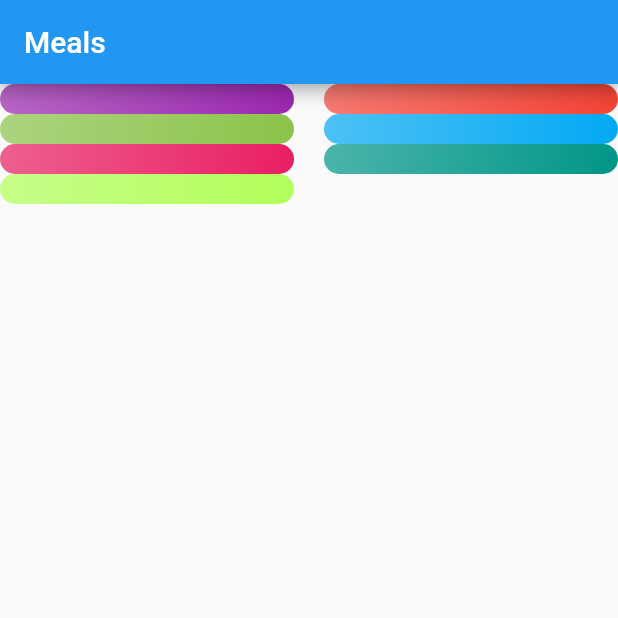
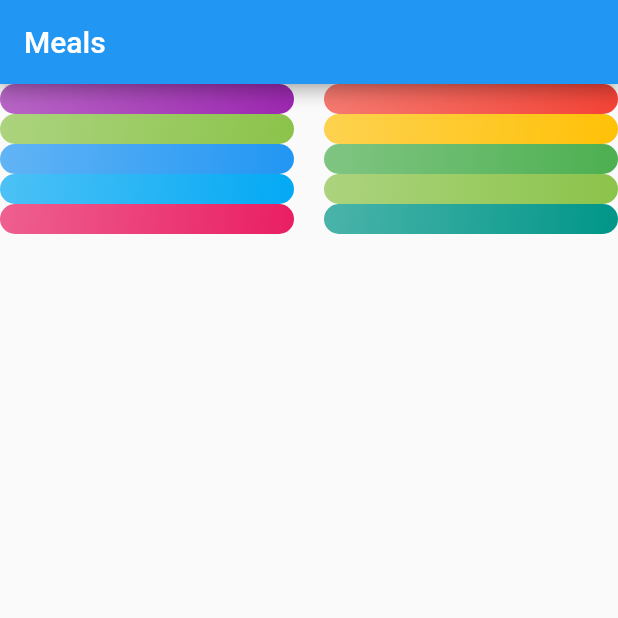
Before and after one commit to raman04-byte/meals, a Flutter app: the screen it shows after launch, on a phone screen of 412 x 824 dp, the top half of it. Run offline on Flutter 3.47's test engine with Material 2 defaults, Android fonts, the phone set to English and light mode, and no system bars.

Commit message:
Modification in the files

```diff
--- a/lib/categories_screen.dart
+++ b/lib/categories_screen.dart
@@ -1,15 +1,10 @@
 import 'package:flutter/material.dart';
-import 'package:meals/dummy.dart';
-import 'category_item.dart';
+import 'package:meals/dummy_data.dart';
+import './category_item.dart';
 
-class CategoriesScreen extends StatefulWidget {
+class CategoriesScreen extends StatelessWidget {
   const CategoriesScreen({super.key});
 
-  @override
-  State<CategoriesScreen> createState() => _CategoriesScreenState();
-}
-
-class _CategoriesScreenState extends State<CategoriesScreen> {
   @override
   Widget build(BuildContext context) {
     return Scaffold(
@@ -21,7 +16,7 @@ class _CategoriesScreenState extends State<CategoriesScreen> {
           crossAxisSpacing: 20,
           mainAxisExtent: 20,
         ),
-        children: DUMMY_CATEGORIES
+        children: dummyCategories
             .map(
               (catData) => CategoryItem(catData.title, catData.color),
             )
--- a/lib/category_item.dart
+++ b/lib/category_item.dart
@@ -1,16 +1,15 @@
 import 'package:flutter/material.dart';
 class CategoryItem extends StatelessWidget {
+  final String title;
+  final Color color;
 
-  final String title;
-
-  final Color color;
   const CategoryItem(this.title, this.color, {super.key});
 
   @override
   Widget build(BuildContext context) {
     return Container(
+      child: Text(title),
       padding: const EdgeInsets.all(15),
-      child: Text(title),
       decoration: BoxDecoration(
         gradient: LinearGradient(
           colors: [
--- a/lib/dummy.dart
+++ b/lib/dummy_data.dart
@@ -2,9 +2,9 @@
 
 import 'package:flutter/material.dart';
 
-import 'models/category.dart';
+import './models/category.dart';
 
-const DUMMY_CATEGORIES = [
+const dummyCategories = [
   Category(
     id: 'c1',
     title: 'Italian',
@@ -22,22 +22,37 @@ const DUMMY_CATEGORIES = [
   ),
   Category(
     id: 'c4',
+    title: 'German',
+    color: Colors.amber,
+  ),
+  Category(
+    id: 'c5',
+    title: 'Light & Lovely',
+    color: Colors.blue,
+  ),
+  Category(
+    id: 'c6',
+    title: 'Exotic',
+    color: Colors.green,
+  ),
+  Category(
+    id: 'c7',
     title: 'Breakfast',
     color: Colors.lightBlue,
   ),
   Category(
-    id: 'c5',
+    id: 'c8',
+    title: 'Asian',
+    color: Colors.lightGreen,
+  ),
+  Category(
+    id: 'c9',
     title: 'French',
     color: Colors.pink,
   ),
   Category(
-    id: 'c6',
+    id: 'c10',
     title: 'Summer',
     color: Colors.teal,
   ),
-  Category(
-    id: 'c7',
-    title: 'Contential',
-    color: Colors.lightGreenAccent,
-  ),
 ];
--- a/lib/models/category.dart
+++ b/lib/models/category.dart
@@ -5,5 +5,6 @@ class Category {
   final String title;
   final Color color;
 
-  const Category({required this.id, required this.title, this.color = Colors.orange});
+  const Category(
+      {required this.id, required this.title, this.color = Colors.orange});
 }
```
